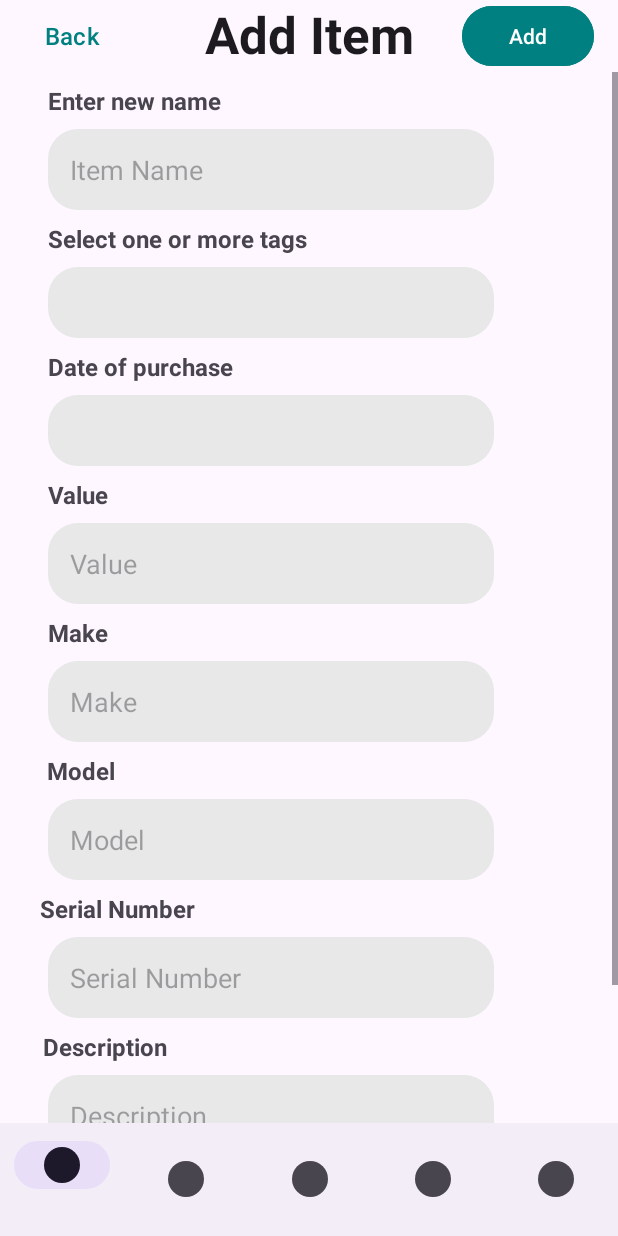
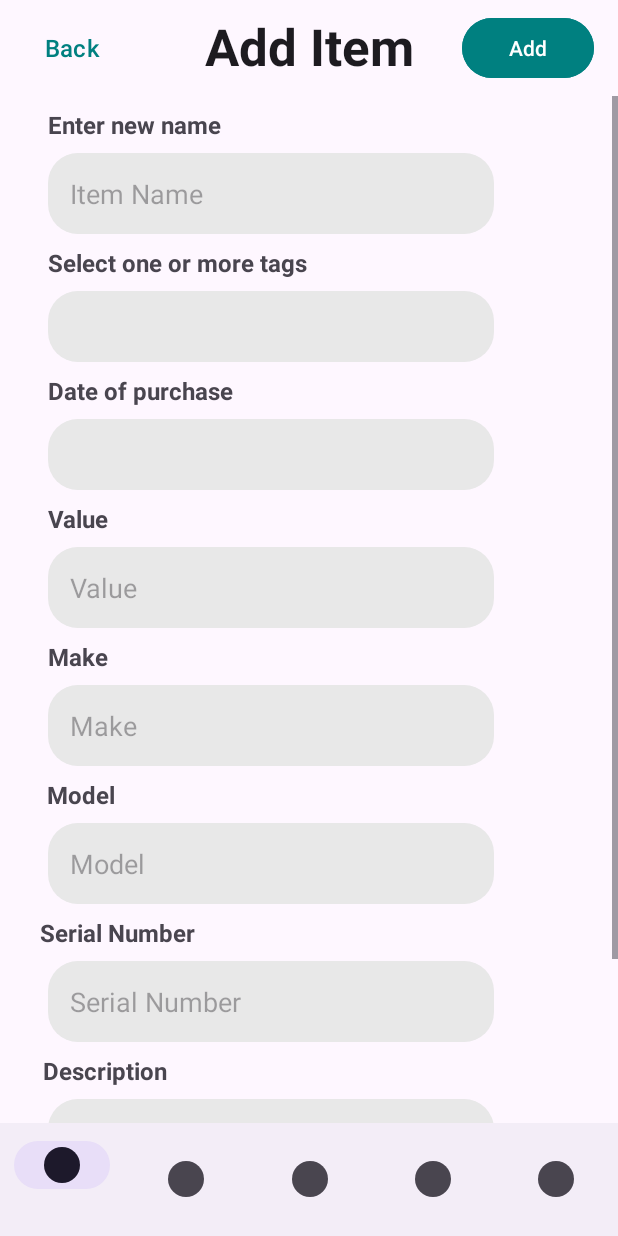
Before and after one commit to CMPUT301F23T03/BlackBox, an Android app: the screen it shows after launch (MainActivity), after a tap on "Add an item", on a phone screen of 412 x 824 dp. Run offline under Robolectric (Android 15) with nearby library versions, the phone set to English and light mode, and no system bars; our stand-ins replace Firebase (no records; nobody signed in at launch, a user with empty details on screens opened directly).

Commit message:
Fixed how layouts work with regards to nav bar

```diff
--- a/app/src/main/res/layout/activity_main.xml
+++ b/app/src/main/res/layout/activity_main.xml
@@ -26,7 +26,7 @@
         <FrameLayout
             android:id="@+id/contentFragment"
             android:layout_width="match_parent"
-            android:layout_height="match_parent"
+            android:layout_height="0dp"
             app:layout_constraintBottom_toTopOf="@+id/bottomNavigationView"
             app:layout_constraintEnd_toEndOf="parent"
             app:layout_constraintHorizontal_bias="0.5"
--- a/app/src/main/res/layout/add_fragment.xml
+++ b/app/src/main/res/layout/add_fragment.xml
@@ -4,7 +4,6 @@
     xmlns:tools="http://schemas.android.com/tools"
     android:layout_width="match_parent"
     android:layout_height="match_parent"
-    android:fitsSystemWindows="true"
     tools:context=".InventoryAddFragment">
 
 
@@ -16,6 +15,9 @@
             android:id="@+id/constraintLayout3"
             android:layout_width="match_parent"
             android:layout_height="wrap_content"
+            android:layout_marginTop="8dp"
+            android:layout_marginBottom="8dp"
+            app:layout_constraintBottom_toTopOf="@+id/scrollView2"
             app:layout_constraintStart_toStartOf="parent"
             app:layout_constraintTop_toTopOf="parent">
 
@@ -59,7 +61,6 @@
             android:id="@+id/scrollView2"
             android:layout_width="match_parent"
             android:layout_height="0dp"
-            android:layout_marginBottom="75dp"
             app:layout_constraintBottom_toBottomOf="parent"
             app:layout_constraintStart_toStartOf="parent"
             app:layout_constraintTop_toBottomOf="@+id/constraintLayout3">
@@ -285,6 +286,7 @@
                     android:layout_height="wrap_content"
                     android:layout_marginStart="28dp"
                     android:layout_marginTop="8dp"
+                    android:layout_marginBottom="8dp"
                     android:background="@drawable/bg_white_rounded"
                     android:backgroundTint="@color/gray02"
                     android:ems="10"
--- a/app/src/main/res/layout/inventory_fragment.xml
+++ b/app/src/main/res/layout/inventory_fragment.xml
@@ -4,7 +4,6 @@
     xmlns:tools="http://schemas.android.com/tools"
     android:layout_width="match_parent"
     android:layout_height="match_parent"
-    android:fitsSystemWindows="true"
     tools:context=".MainActivity">
 
     <androidx.constraintlayout.widget.ConstraintLayout
@@ -19,13 +18,11 @@
             android:id="@+id/add_button"
             android:layout_width="318dp"
             android:layout_height="66dp"
-            android:layout_marginBottom="64dp"
             android:backgroundTint="@color/primary"
             android:text="@string/add_button"
             android:textColor="@android:color/white"
             app:layout_constraintBottom_toBottomOf="parent"
             app:layout_constraintEnd_toEndOf="parent"
-            app:layout_constraintHorizontal_bias="0.494"
             app:layout_constraintStart_toStartOf="parent" />
 
         <TextView
```
